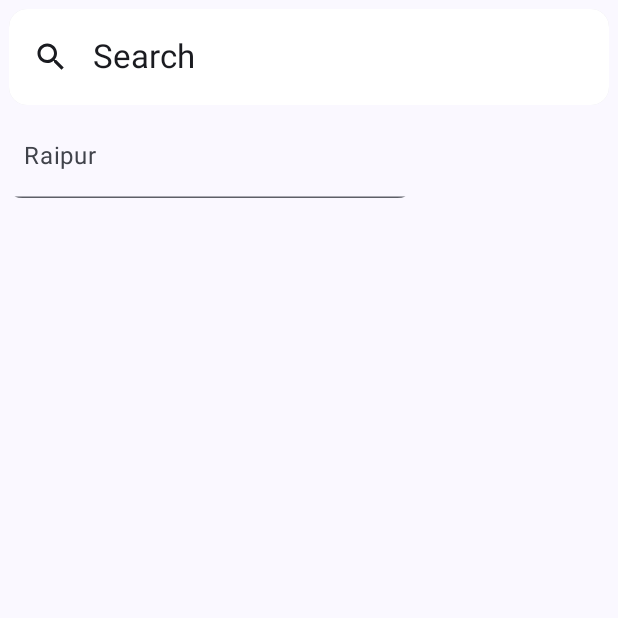
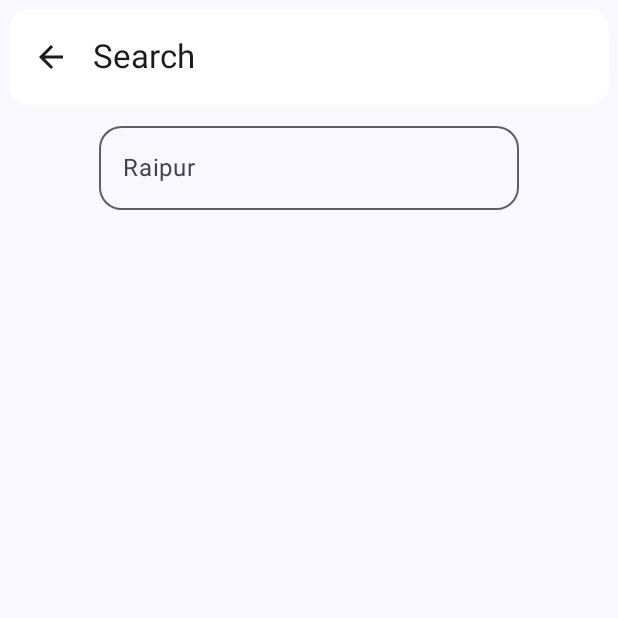
Before and after one commit to mayank1340sahu/WeatherForecastApp, an Android app built with Jetpack Compose: the SearchScreen screen opened through its navigation route, on a phone screen of 412 x 824 dp, the top half of it. Run offline under Robolectric (Android 15) with nearby library versions, the phone set to English and light mode, and no system bars; our stand-ins replace Dagger/Hilt's generated code.

Commit message:
all done

```diff
--- a/app/src/main/java/com/example/weatherforecastapp/navigation/WeatherHOst.kt
+++ b/app/src/main/java/com/example/weatherforecastapp/navigation/WeatherHOst.kt
@@ -7,8 +7,11 @@ import androidx.navigation.compose.NavHost
 import androidx.navigation.compose.composable
 import androidx.navigation.compose.rememberNavController
 import androidx.navigation.navArgument
+import com.example.weatherforecastapp.screens.AboutScreen
+import com.example.weatherforecastapp.screens.FavoriteScreen
 import com.example.weatherforecastapp.screens.MainScreen
 import com.example.weatherforecastapp.screens.SearchScreen
+import com.example.weatherforecastapp.screens.SettingScreen
 import com.example.weatherforecastapp.screens.SplashScreen
 import com.example.weatherforecastapp.view.WeatherViewModel
 
@@ -34,5 +37,14 @@ fun WeatherHost() {
         composable(route = Screens.SearchScreen.name){
            SearchScreen(navController = navController)
         }
+        composable(route = Screens.FavouriteScreen.name){
+            FavoriteScreen(navController = navController)
+        }
+        composable(route = Screens.AboutScreen.name){
+            AboutScreen(navController = navController)
+        }
+        composable(route = Screens.SettingScreen.name){
+            SettingScreen(navController = navController)
+        }
     }
 }
--- a/app/src/main/java/com/example/weatherforecastapp/screens/MainScreen.kt
+++ b/app/src/main/java/com/example/weatherforecastapp/screens/MainScreen.kt
@@ -25,7 +25,9 @@ import androidx.compose.material3.Text
 import androidx.compose.material3.TopAppBar
 import androidx.compose.material3.TopAppBarDefaults
 import androidx.compose.runtime.Composable
+import androidx.compose.runtime.mutableStateOf
 import androidx.compose.runtime.produceState
+import androidx.compose.runtime.remember
 import androidx.compose.ui.Alignment
 import androidx.compose.ui.Modifier
 import androidx.compose.ui.graphics.Color
@@ -39,6 +41,7 @@ import com.example.weatherforecastapp.model.Weather
 import com.example.weatherforecastapp.navigation.Screens
 import com.example.weatherforecastapp.newModel.NewWeather
 import com.example.weatherforecastapp.screens.widgt.SunState
+import com.example.weatherforecastapp.screens.widgt.WeatherDropDownMenu
 import com.example.weatherforecastapp.screens.widgt.WeatherHumidity
 import com.example.weatherforecastapp.screens.widgt.WeatherImage
 import com.example.weatherforecastapp.screens.widgt.WeekWeather
@@ -67,13 +70,23 @@ fun MainScreen(
             }.value
 
         if (newWeatherData.loading == true && weatherData.loading == true){
-            CircularProgressIndicator()
+            Column(
+                Modifier.fillMaxSize(),
+                verticalArrangement = Arrangement.Center,
+                horizontalAlignment = Alignment.CenterHorizontally
+            ){ CircularProgressIndicator() }
+        }
+        if(newWeatherData.data == null && weatherData.data == null){
+            Column() {
+                Text(text = "Not Found!")
+                Text(text = "Please check your internet")
+                Text(text = "if you are searching then check your spelling")
+            }
         }
         else if(newWeatherData.data != null && weatherData.data != null)
         {
             MainScaffold(weatherData.data!!, navController = navController,newWeatherData.data!!)
         }
-
     }
 }
 @OptIn(ExperimentalMaterial3Api::class)
@@ -103,8 +116,15 @@ fun WeatherAppBar(
     onAddActionClicked : () -> Unit = {} ,
     onButtonClicked : () -> Unit = {}
 ) {
+    val dialog = remember{
+        mutableStateOf(false)
+    }
+    if (dialog.value){
+        WeatherDropDownMenu(dialog = dialog,navController = navController)
+    }
    Card(elevation = CardDefaults.cardElevation(elevation),
    modifier = Modifier.padding(6.dp)) {
+
         TopAppBar(
             colors = TopAppBarDefaults.mediumTopAppBarColors(containerColor = Color.White),
             title = { Text(text = title) },
@@ -116,7 +136,7 @@ fun WeatherAppBar(
                             contentDescription = "Search button"
                         )
                     }
-                    IconButton(onClick = { /*TODO*/ }) {
+                    IconButton(onClick = { dialog.value = true }) {
                         Icon(
                             imageVector = Icons.Default.MoreVert,
                             contentDescription = "More options"
@@ -136,7 +156,6 @@ fun WeatherAppBar(
     }
 }
 
-
 @Composable
 fun MainContent(
     paddingValues: PaddingValues,
@@ -148,6 +167,7 @@ fun MainContent(
        .fillMaxSize(),
        horizontalAlignment = Alignment.CenterHorizontally,
    verticalArrangement = Arrangement.Top) {
+
 
        Text(text = formatDate(weather.list[0].dt), style = MaterialTheme.typography.headlineSmall)
 
--- a/app/src/main/java/com/example/weatherforecastapp/screens/SearchScreen.kt
+++ b/app/src/main/java/com/example/weatherforecastapp/screens/SearchScreen.kt
@@ -1,23 +1,28 @@
 package com.example.weatherforecastapp.screens
 
+import androidx.compose.foundation.layout.Arrangement
 import androidx.compose.foundation.layout.Column
 import androidx.compose.foundation.layout.PaddingValues
+import androidx.compose.foundation.layout.fillMaxSize
+import androidx.compose.foundation.layout.fillMaxWidth
 import androidx.compose.foundation.layout.padding
 import androidx.compose.foundation.shape.RoundedCornerShape
 import androidx.compose.foundation.text.KeyboardActions
 import androidx.compose.foundation.text.KeyboardOptions
 import androidx.compose.material.icons.Icons
-import androidx.compose.material.icons.filled.Search
+import androidx.compose.material.icons.filled.ArrowBack
 import androidx.compose.material3.ExperimentalMaterial3Api
+import androidx.compose.material3.OutlinedTextField
 import androidx.compose.material3.Scaffold
+import androidx.compose.material3.Surface
 import androidx.compose.material3.Text
-import androidx.compose.material3.TextField
 import androidx.compose.material3.TextFieldDefaults
 import androidx.compose.runtime.Composable
 import androidx.compose.runtime.MutableState
 import androidx.compose.runtime.mutableStateOf
 import androidx.compose.runtime.remember
 import androidx.compose.runtime.saveable.rememberSaveable
+import androidx.compose.ui.Alignment
 import androidx.compose.ui.ExperimentalComposeUiApi
 import androidx.compose.ui.Modifier
 import androidx.compose.ui.graphics.Color
@@ -31,11 +36,17 @@ import com.example.weatherforecastapp.navigation.Screens
 @OptIn(ExperimentalMaterial3Api::class)
 @Composable
 fun SearchScreen(navController: NavController) {
-    Scaffold(topBar = { WeatherAppBar(navController =navController,
-                            title = "Search", icon = Icons.Default.Search, isMainScreen = false)}) {
-                SearchBar(paddingValues = it, onSearch = { city ->
-                        navController.navigate(Screens.MainScreen.name+"/$city")
-                })
+   Surface(Modifier.fillMaxSize()) {
+        Scaffold(topBar = {
+            WeatherAppBar(
+                navController = navController,
+                title = "Search", icon = Icons.Default.ArrowBack, isMainScreen = false
+            )
+        }) {
+            SearchBar(paddingValues = it, onSearch = { city ->
+                navController.navigate(Screens.MainScreen.name + "/$city")
+            })
+        }
     }
 }
 
@@ -44,7 +55,7 @@ fun SearchScreen(navController: NavController) {
 fun SearchBar(paddingValues: PaddingValues,
               onSearch : (String) -> Unit
 ) {
-    Column() {
+    Column(verticalArrangement = Arrangement.Center, horizontalAlignment = Alignment.CenterHorizontally, modifier = Modifier.fillMaxWidth()) {
         val searchQueryState = rememberSaveable {
             mutableStateOf("")
         }
@@ -73,7 +84,7 @@ fun CommonTextField(paddingValues: PaddingValues,
                     placeHolder:String,
                     imeAction: ImeAction = ImeAction.Next,
                     onAction: KeyboardActions = KeyboardActions.Default) {
-    TextField(value = valueState.value,
+    OutlinedTextField(value = valueState.value,
         onValueChange = {valueState.value = it},
         modifier = Modifier.padding(paddingValues = paddingValues),
         maxLines = 1,
--- a/app/src/main/res/values/strings.xml
+++ b/app/src/main/res/values/strings.xml
@@ -1,3 +1,4 @@
 <resources>
     <string name="app_name">Weather Forecast App</string>
+    <string name="About">Weather Forcast App version 0.1\n its a weather app created by mayank sahu\nAbout me :- i am a bca student from rajnandgaon\nknows android devlopment.\nfor bussiness queries :- \nmy email : mayanksahu34753@gmail.com\nwhatsapp number : 8319170490</string>
 </resources>
```
Also changed, not shown: app/src/main/java/com/example/weatherforecastapp/screens/AboutScreen.kt (added, +34 -0 lines), app/src/main/java/com/example/weatherforecastapp/screens/FavoriteScreen.kt (added, +10 -0 lines), app/src/main/java/com/example/weatherforecastapp/screens/SettingScreen.kt (added, +10 -0 lines), app/src/main/java/com/example/weatherforecastapp/screens/widgt/WeatherDropDownMenu.kt (added, +48 -0 lines).
